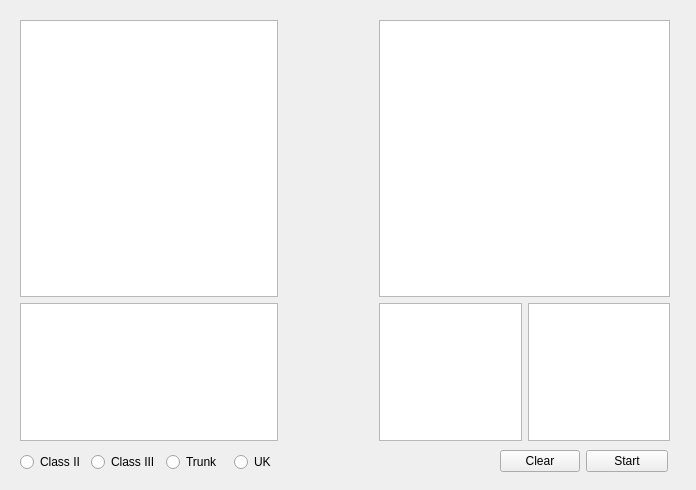
The window that mainwindow.ui (Leomer/QtApp) describes before a commit, drawn with Qt 5.
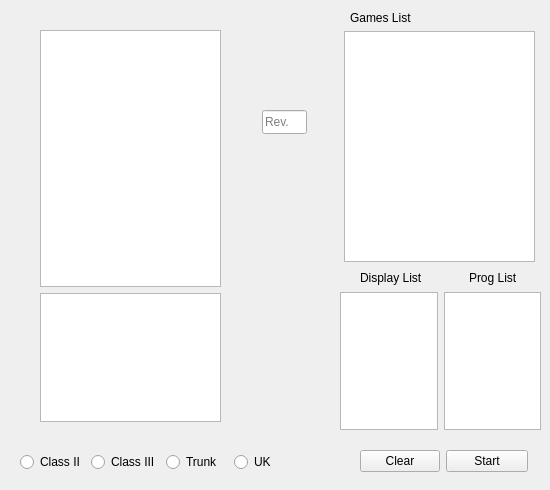
The same window after the commit.

Commit message: Se modifica estructura del listado xml, se agrega editLine para obtener version, se cambiar vector del progresivo por map para asociar el valor del Progresivo con su display

The edit to the form file:
```diff
--- a/mainwindow.ui
+++ b/mainwindow.ui
@@ -6,19 +6,19 @@
    <rect>
     <x>0</x>
     <y>0</y>
-    <width>696</width>
+    <width>550</width>
     <height>490</height>
    </rect>
   </property>
   <property name="minimumSize">
    <size>
-    <width>696</width>
+    <width>550</width>
     <height>490</height>
    </size>
   </property>
   <property name="maximumSize">
    <size>
-    <width>696</width>
+    <width>550</width>
     <height>490</height>
    </size>
   </property>
@@ -26,62 +26,13 @@
    <string>MainWindow</string>
   </property>
   <widget class="QWidget" name="centralwidget">
-   <widget class="QWidget" name="verticalLayoutWidget">
-    <property name="geometry">
-     <rect>
-      <x>379</x>
-      <y>20</y>
-      <width>291</width>
-      <height>421</height>
-     </rect>
-    </property>
-    <layout class="QVBoxLayout" name="verticalLayout_3" stretch="2,1">
-     <item>
-      <widget class="QListWidget" name="game">
-       <property name="sizePolicy">
-        <sizepolicy hsizetype="Expanding" vsizetype="Expanding">
-         <horstretch>2</horstretch>
-         <verstretch>2</verstretch>
-        </sizepolicy>
-       </property>
-      </widget>
-     </item>
-     <item>
-      <layout class="QHBoxLayout" name="horizontalLayout" stretch="1,1">
-       <property name="sizeConstraint">
-        <enum>QLayout::SetDefaultConstraint</enum>
-       </property>
-       <item>
-        <widget class="QListWidget" name="display">
-         <property name="sizePolicy">
-          <sizepolicy hsizetype="Expanding" vsizetype="Expanding">
-           <horstretch>1</horstretch>
-           <verstretch>1</verstretch>
-          </sizepolicy>
-         </property>
-        </widget>
-       </item>
-       <item>
-        <widget class="QListWidget" name="progressive">
-         <property name="sizePolicy">
-          <sizepolicy hsizetype="Expanding" vsizetype="Expanding">
-           <horstretch>1</horstretch>
-           <verstretch>1</verstretch>
-          </sizepolicy>
-         </property>
-        </widget>
-       </item>
-      </layout>
-     </item>
-    </layout>
-   </widget>
    <widget class="QWidget" name="layoutWidget">
     <property name="geometry">
      <rect>
-      <x>20</x>
-      <y>20</y>
-      <width>258</width>
-      <height>421</height>
+      <x>40</x>
+      <y>30</y>
+      <width>181</width>
+      <height>392</height>
      </rect>
     </property>
     <layout class="QVBoxLayout" name="verticalLayout">
@@ -113,7 +64,7 @@
    <widget class="QWidget" name="layoutWidget">
     <property name="geometry">
      <rect>
-      <x>500</x>
+      <x>360</x>
       <y>450</y>
       <width>168</width>
       <height>26</height>
@@ -136,7 +87,7 @@
      </item>
     </layout>
    </widget>
-   <widget class="QWidget" name="">
+   <widget class="QWidget" name="layoutWidget">
     <property name="geometry">
      <rect>
       <x>20</x>
@@ -176,6 +127,112 @@
      </item>
     </layout>
    </widget>
+   <widget class="QLineEdit" name="lbRev">
+    <property name="geometry">
+     <rect>
+      <x>262</x>
+      <y>110</y>
+      <width>45</width>
+      <height>24</height>
+     </rect>
+    </property>
+    <property name="maxLength">
+     <number>6</number>
+    </property>
+    <property name="placeholderText">
+     <string>Rev.</string>
+    </property>
+   </widget>
+   <widget class="QLabel" name="label">
+    <property name="geometry">
+     <rect>
+      <x>350</x>
+      <y>10</y>
+      <width>61</width>
+      <height>16</height>
+     </rect>
+    </property>
+    <property name="text">
+     <string>Games List</string>
+    </property>
+   </widget>
+   <widget class="QLabel" name="label_2">
+    <property name="geometry">
+     <rect>
+      <x>360</x>
+      <y>270</y>
+      <width>71</width>
+      <height>16</height>
+     </rect>
+    </property>
+    <property name="text">
+     <string>Display List</string>
+    </property>
+   </widget>
+   <widget class="QLabel" name="label_3">
+    <property name="geometry">
+     <rect>
+      <x>469</x>
+      <y>270</y>
+      <width>51</width>
+      <height>16</height>
+     </rect>
+    </property>
+    <property name="text">
+     <string>Prog List</string>
+    </property>
+   </widget>
+   <widget class="QWidget" name="">
+    <property name="geometry">
+     <rect>
+      <x>340</x>
+      <y>292</y>
+      <width>201</width>
+      <height>138</height>
+     </rect>
+    </property>
+    <layout class="QHBoxLayout" name="horizontalLayout" stretch="1,1">
+     <property name="sizeConstraint">
+      <enum>QLayout::SetDefaultConstraint</enum>
+     </property>
+     <item>
+      <widget class="QListWidget" name="display">
+       <property name="sizePolicy">
+        <sizepolicy hsizetype="Expanding" vsizetype="Expanding">
+         <horstretch>1</horstretch>
+         <verstretch>1</verstretch>
+        </sizepolicy>
+       </property>
+      </widget>
+     </item>
+     <item>
+      <widget class="QListWidget" name="progressive">
+       <property name="sizePolicy">
+        <sizepolicy hsizetype="Expanding" vsizetype="Expanding">
+         <horstretch>1</horstretch>
+         <verstretch>1</verstretch>
+        </sizepolicy>
+       </property>
+      </widget>
+     </item>
+    </layout>
+   </widget>
+   <widget class="QListWidget" name="game">
+    <property name="geometry">
+     <rect>
+      <x>344</x>
+      <y>31</y>
+      <width>191</width>
+      <height>231</height>
+     </rect>
+    </property>
+    <property name="sizePolicy">
+     <sizepolicy hsizetype="Expanding" vsizetype="Expanding">
+      <horstretch>2</horstretch>
+      <verstretch>2</verstretch>
+     </sizepolicy>
+    </property>
+   </widget>
   </widget>
  </widget>
  <tabstops>
```
The commit also changes 5 other files.
